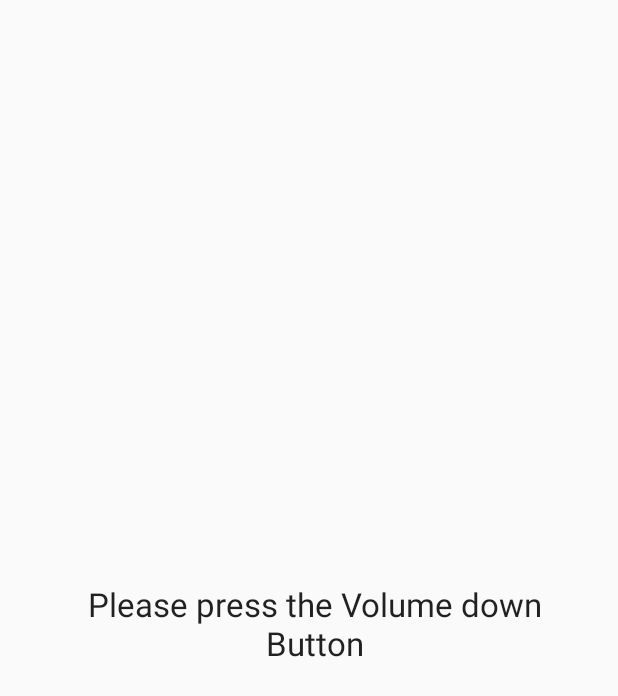
After one commit to ABCRATUL/MobileDiagonisticApp, an Android app: the layout activity_volume_button_down_test.xml on its own in the app's theme, with its tools: preview values and no code run, on a phone screen of 412 x 824 dp. The commit adds this screen. Shown: the top 696 px of the screen. Run offline under Robolectric (Android 15) with nearby library versions, the phone set to English and light mode, and no system bars.

Commit message:
Added Volume button Down test.

```diff
--- a/app/src/main/java/com/example/pronoymukherjee/hyperxchangediagnosticnew/Activities/ManualTestScreen.java
+++ b/app/src/main/java/com/example/pronoymukherjee/hyperxchangediagnosticnew/Activities/ManualTestScreen.java
@@ -11,6 +11,7 @@ import com.example.pronoymukherjee.hyperxchangediagnosticnew.Adapters.ManualGrid
 import com.example.pronoymukherjee.hyperxchangediagnosticnew.Helper.Constants;
 import com.example.pronoymukherjee.hyperxchangediagnosticnew.ManualTestActivities.SpeakerTest;
 import com.example.pronoymukherjee.hyperxchangediagnosticnew.ManualTestActivities.TouchScreenTest;
+import com.example.pronoymukherjee.hyperxchangediagnosticnew.ManualTestActivities.VolumeButtonDownTest;
 import com.example.pronoymukherjee.hyperxchangediagnosticnew.R;
 
 public class ManualTestScreen extends AppCompatActivity {
@@ -27,7 +28,7 @@ public class ManualTestScreen extends AppCompatActivity {
                 getApplicationContext());
         _testGrid.setAdapter(adapter);
         adapter.notifyDataSetChanged();
-        Intent intent=new Intent(ManualTestScreen.this, SpeakerTest.class);
+        Intent intent=new Intent(ManualTestScreen.this, VolumeButtonDownTest.class);
         startActivity(intent);
     }
     private void initializeViews() {
--- a/app/src/main/java/com/example/pronoymukherjee/hyperxchangediagnosticnew/Activities/StartTestScreen.java
+++ b/app/src/main/java/com/example/pronoymukherjee/hyperxchangediagnosticnew/Activities/StartTestScreen.java
@@ -45,8 +45,12 @@ public class StartTestScreen extends AppCompatActivity {
             @Override
             public void onClick(View v) {
                 if (isNetworkAvailable()) {
+                    /*Intent startTestIntent = new Intent(StartTestScreen.this,
+                            AutoTestScreen.class);
+                    startActivity(startTestIntent);*/
+                    //TODO: First start the Auto Test.
                     Intent startTestIntent = new Intent(StartTestScreen.this,
-                            AutoTestScreen.class);
+                            ManualTestScreen.class);
                     startActivity(startTestIntent);
                 } else {
                     Bundle bundle = new Bundle();
--- a/app/src/main/java/com/example/pronoymukherjee/hyperxchangediagnosticnew/Helper/Constants.java
+++ b/app/src/main/java/com/example/pronoymukherjee/hyperxchangediagnosticnew/Helper/Constants.java
@@ -21,7 +21,7 @@ public class Constants {
     public static String TEST_STATUS_DIALOG_KEY ="testStatus";
     public static String TEST_STATUS_KEY="statusTestKey";
     public static int TEST_TIMER=5000;
-    public static String SPEAKER_VOLUME_MSG="Please make sure that your media volume is hearable.";
+    public static String SPEAKER_VOLUME_MSG="Please make sure that your media volume is audible.";
 
 
 
@@ -57,4 +57,6 @@ public class Constants {
     }
     public static int TOUCH_SCREEN_CODE=1;
     public static int SPEAKER_CODE=2;
+    public static int VOLUME_BUTTON_UP_CODE=3;
+    public static int VOLUME_BUTTON_DOWN_CODE=4;
 }
--- a/app/src/main/res/layout/activity_auto_test_screen.xml
+++ b/app/src/main/res/layout/activity_auto_test_screen.xml
@@ -4,7 +4,8 @@
     xmlns:tools="http://schemas.android.com/tools"
     android:layout_width="match_parent"
     android:layout_height="match_parent"
-    tools:context=".Activities.AutoTestScreen">
+    tools:context=".Activities.AutoTestScreen"
+    style="@style/Theme.AppCompat.NoActionBar">
 
     <android.support.v7.widget.AppCompatImageView
         android:id="@+id/failedTest"
--- a/app/src/main/res/layout/activity_permission_explain_dialog.xml
+++ b/app/src/main/res/layout/activity_permission_explain_dialog.xml
@@ -2,10 +2,9 @@
 <android.support.constraint.ConstraintLayout xmlns:android="http://schemas.android.com/apk/res/android"
     xmlns:app="http://schemas.android.com/apk/res-auto"
     xmlns:tools="http://schemas.android.com/tools"
-    android:layout_width="wrap_content"
+    android:layout_width="300dp"
     android:layout_gravity="center"
     android:layout_height="wrap_content"
-    android:background="#fff"
     tools:context=".Activities.PermissionExplainDialog">
 
     <android.support.v7.widget.AppCompatTextView
@@ -14,6 +13,7 @@
         android:layout_height="wrap_content"
         android:layout_marginEnd="8dp"
         android:layout_marginStart="8dp"
+        android:gravity="center"
         android:layout_marginTop="8dp"
         android:text="@string/ops_we_need_all_the_permissions_to_diagnosis_the_device"
         android:textAppearance="?android:attr/textAppearanceMedium"
--- /dev/null
+++ b/app/src/main/res/layout/activity_volume_button_down_test.xml
@@ -0,0 +1,25 @@
+<?xml version="1.0" encoding="utf-8"?>
+<android.support.constraint.ConstraintLayout xmlns:android="http://schemas.android.com/apk/res/android"
+    xmlns:app="http://schemas.android.com/apk/res-auto"
+    xmlns:tools="http://schemas.android.com/tools"
+    android:layout_width="350dp"
+    android:layout_gravity="center"
+    android:layout_height="250dp"
+    style="@style/dialog"
+    tools:context=".ManualTestActivities.VolumeButtonDownTest">
+
+    <android.support.v7.widget.AppCompatTextView
+        android:layout_width="match_parent"
+        android:layout_height="wrap_content"
+        android:layout_marginBottom="8dp"
+        android:layout_marginStart="8dp"
+        android:layout_marginTop="16dp"
+        android:gravity="center"
+        android:text="@string/volume_down_msg"
+        android:textAppearance="?android:attr/textAppearanceLarge"
+        app:layout_constraintBottom_toBottomOf="parent"
+        app:layout_constraintEnd_toEndOf="parent"
+        app:layout_constraintHorizontal_bias="0.0"
+        app:layout_constraintStart_toStartOf="parent"
+        app:layout_constraintTop_toTopOf="parent" />
+</android.support.constraint.ConstraintLayout>
--- a/app/src/main/res/values/strings.xml
+++ b/app/src/main/res/values/strings.xml
@@ -1,5 +1,5 @@
 <resources>
-    <string name="app_name">HyperXchangeDiagnosticNew</string>
+    <string name="app_name">Diagnostic App</string>
     <string name="go_to_hx_marketplace">Go to HX Marketplace</string>
     <string name="imei_number">IMEI Number:</string>
     <string name="start_testing_the_device">Start Testing the device</string>
@@ -10,4 +10,5 @@
     <string name="speaker_test_message">Please enter the number you hear from the speaker.</string>
     <string name="speaker_hint">Enter the Number here.</string>
     <string name="replay_audio">Replay Audio</string>
+    <string name="volume_down_msg">Please press the Volume down Button</string>
 </resources>
```
Also changed, not shown: app/src/main/AndroidManifest.xml (+9 -4 lines), app/src/main/java/com/example/pronoymukherjee/hyperxchangediagnosticnew/ManualTestActivities/SpeakerTest.java (+11 -1 lines), app/src/main/java/com/example/pronoymukherjee/hyperxchangediagnosticnew/ManualTestActivities/VolumeButtonDownTest.java (added, +46 -0 lines).
